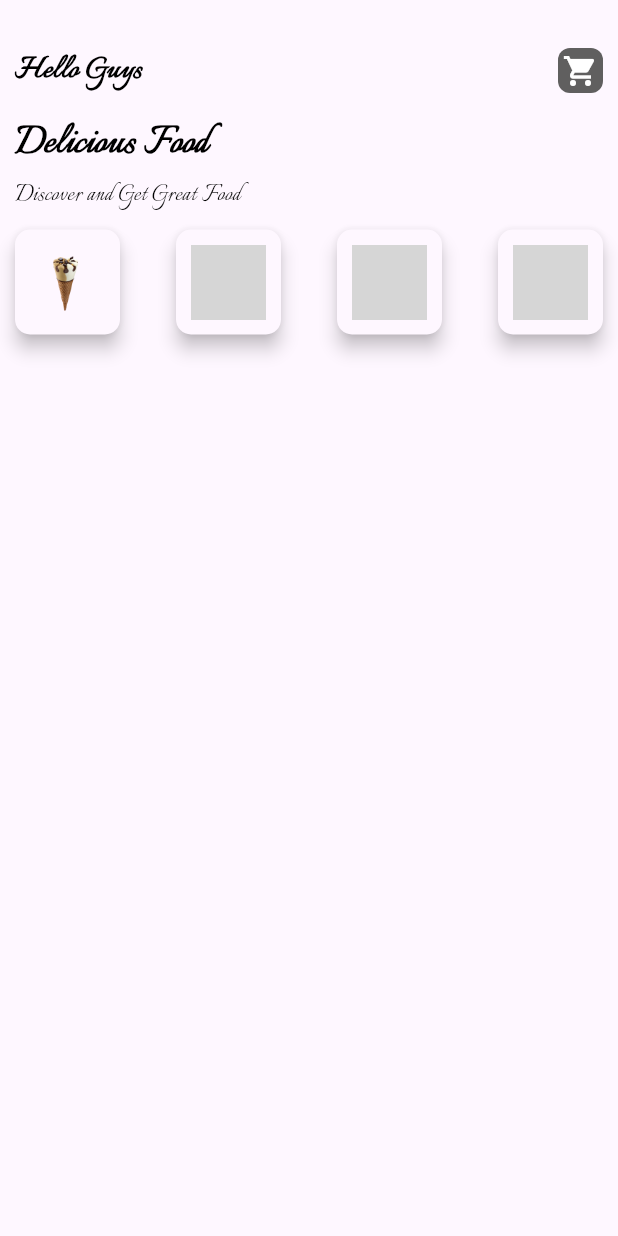
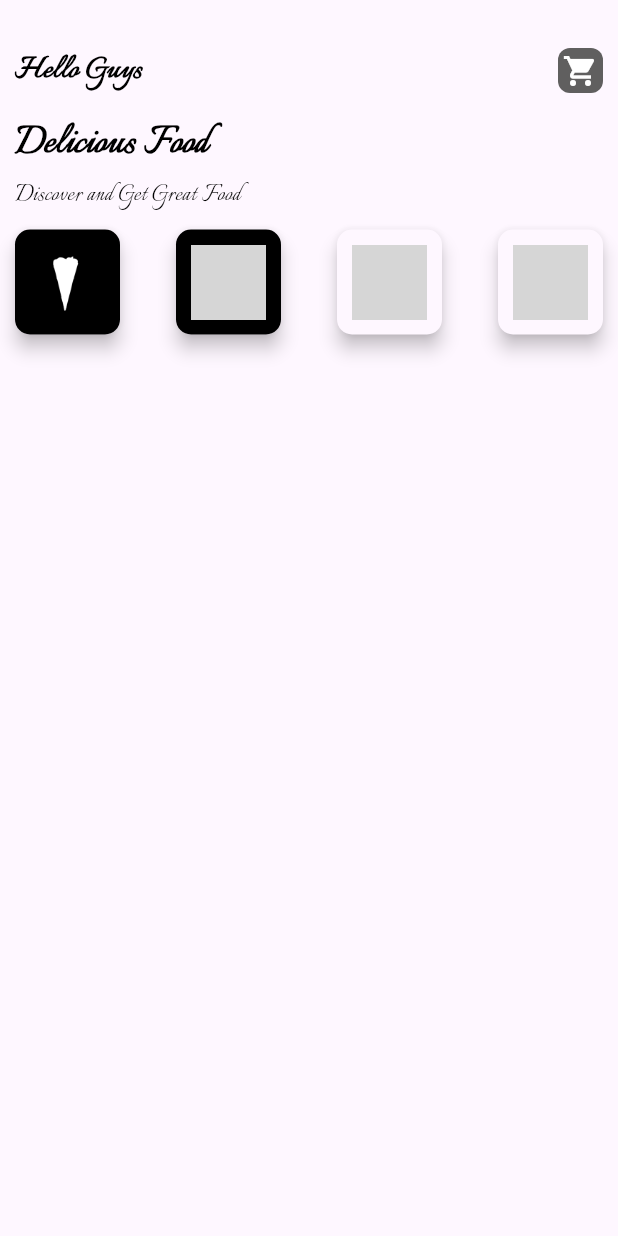
Before and after one commit to ajay-sharma93/ecommerce_one, a Flutter app: the screen it shows after launch, on a phone screen of 412 x 824 dp. Run offline on Flutter 3.47's test engine with Material 3 defaults, Android fonts, the phone set to English and light mode, and no system bars; grey boxes are pictures that could not be loaded.

Commit message:
need to edit all the files

```diff
--- a/lib/pages/home.dart
+++ b/lib/pages/home.dart
@@ -8,7 +8,12 @@ class Home extends StatefulWidget {
   State<Home> createState() => _HomeState();
 }
 
+
+
 class _HomeState extends State<Home> {
+
+
+  bool icecream=false, noodles=false,combo=false,burger=false;
   @override
   Widget build(BuildContext context) {
     return Scaffold(
@@ -43,20 +48,33 @@ class _HomeState extends State<Home> {
             Row(
               mainAxisAlignment: MainAxisAlignment.spaceBetween,
               children: [
-              Material(
-                elevation: 5.0,
-                borderRadius: BorderRadius.circular(10),
-                child: Container(
-                  padding: EdgeInsets.all(10),
-                  child: Image.asset("images/icecream.png",height: 50,width: 50,fit: BoxFit.cover,),
+              GestureDetector(
+                onTap: (){
+                  icecream=false;
+                  combo=false;
+                  noodles=false;
+                  burger=true;
+                  setState(() {
+
+                  });
+                },
+                child: Material(
+                  elevation: 5.0,
+                  borderRadius: BorderRadius.circular(10),
+                  child: Container(
+                    decoration: BoxDecoration(color: icecream?Colors.black:Colors.black,borderRadius: BorderRadius.circular(10)),
+                    padding: EdgeInsets.all(10),
+                    child: Image.asset("images/icecream.png",height: 50,width: 50,fit: BoxFit.cover,color:icecream? Colors.white:Colors.white,),
+                  ),
                 ),
               ),
               Material(
                 elevation: 5.0,
                 borderRadius: BorderRadius.circular(10),
                 child: Container(
+                  decoration: BoxDecoration(color: noodles?Colors.transparent:Colors.black,borderRadius: BorderRadius.circular(10)),
                   padding: EdgeInsets.all(10),
-                  child: Image.asset("images/noodles.png",height: 50,width: 50,fit: BoxFit.cover,),
+                  child: Image.asset("images/noodles.png",height: 50,width: 50,fit: BoxFit.cover,color:noodles? Colors.white:Colors.white,),
                 ),
               ),
               Material(
```
